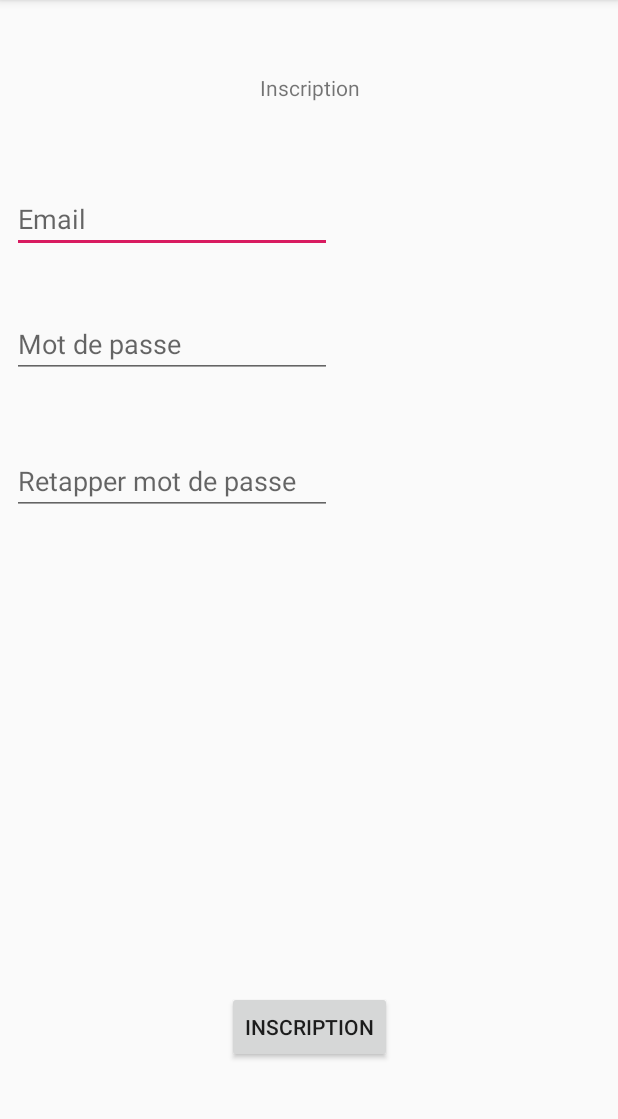
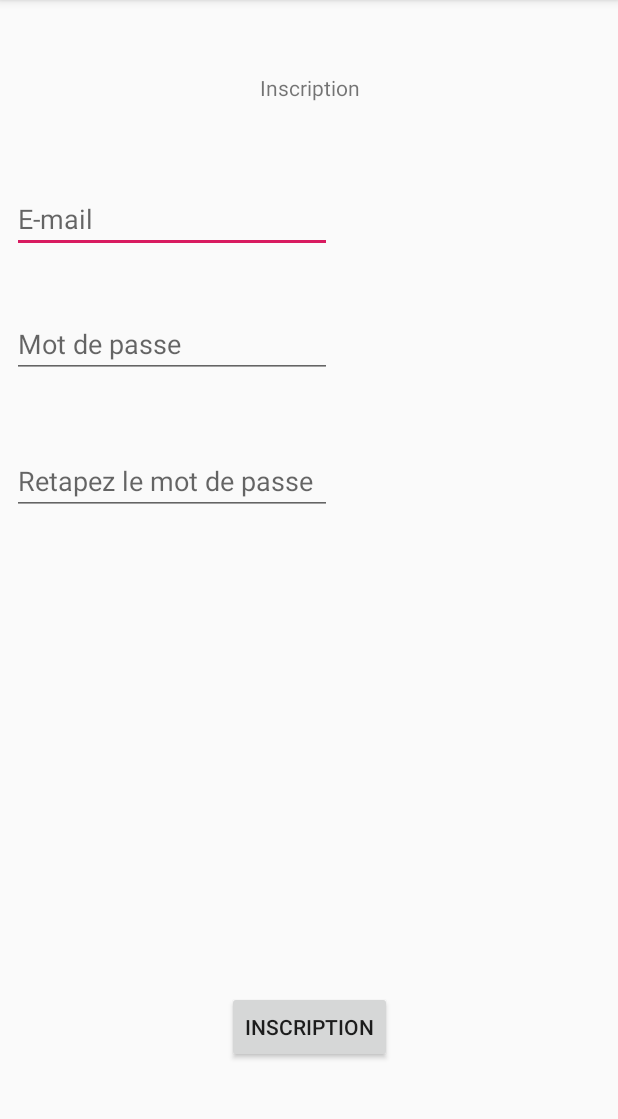
Before and after one commit to modafokerz/loicnels-prjet, an Android app: the InscriptionActivity screen opened directly, with no data from a screen before it, on a phone screen of 412 x 824 dp, the part 84-1203 px from its top. Run offline under Robolectric (Android 15) with nearby library versions, the phone set to English and light mode, and no system bars.

Commit message:
Traductions 2/2 partie login, inscription

```diff
--- a/app/src/main/java/ch/nelson/appdev/InscriptionActivity.java
+++ b/app/src/main/java/ch/nelson/appdev/InscriptionActivity.java
@@ -1,16 +1,23 @@
 package ch.nelson.appdev;
 
+import android.content.SharedPreferences;
+import android.preference.PreferenceManager;
 import android.support.v7.app.AppCompatActivity;
 import android.os.Bundle;
 import android.view.View;
 import android.widget.Button;
 import android.widget.EditText;
+import android.widget.TextView;
 import android.widget.Toast;
 
 public class InscriptionActivity extends AppCompatActivity {
 
 
-
+    private TextView topText;
+    private String errEmpty;
+    private String errEmail;
+    private String errPassword;
+    private String errPassword2;
     /**
      * class qui gère le choix de type d'inscription escort ou client
      * @param savedInstanceState
@@ -25,13 +32,67 @@ public class InscriptionActivity extends AppCompatActivity {
          * Va chercher le boutons et les input(Email et passwd)
          */
         Button nextBtn = findViewById(R.id.inscription_nextBtn);
+        topText = findViewById(R.id.inscription_topText);
+
         final EditText emailInput = findViewById(R.id.inscription_emailInput);
         final EditText passwdInput = findViewById(R.id.inscription_passwdInput);
         final EditText passwdInput2 = findViewById(R.id.inscription_passwdInput2);
 
-        emailInput.setHint("Email");
-        passwdInput.setHint("Mot de passe");
-        passwdInput2.setHint("Retapper mot de passe");
+        SharedPreferences mPreferences  = PreferenceManager.getDefaultSharedPreferences(this);
+        SharedPreferences.Editor mEditor = mPreferences.edit();
+
+        String langPref = mPreferences.getString(getString(R.string.SP_langPref_Key),"");
+
+        // Language par défaut fr
+        if(langPref.equals(""))
+            mEditor.putString(getString(R.string.SP_langPref_Key),getString(R.string.SP_langPref_frValue));
+
+        /**
+         * Traduction des éléments
+         */
+        emailInput.setHint("E-mail");
+
+        switch(langPref){
+            case "en":
+                topText.setText(getString(R.string.inscription_en_str));
+                passwdInput.setHint(getString(R.string.inscription_en_passwd));
+                passwdInput2.setHint(getString(R.string.inscription_en_passwd2));
+                errEmpty = getString(R.string.inscription_en_err_empty);
+                errEmail = getString(R.string.inscription_en_err_email);
+                errPassword = getString(R.string.inscription_en_err_passwd);
+                errPassword2 = getString(R.string.inscription_en_err_passwd2);
+                break;
+            case "de":
+                topText.setText(getString(R.string.inscription_de_str));
+                passwdInput.setHint(getString(R.string.inscription_de_passwd));
+                passwdInput2.setHint(getString(R.string.inscription_de_passwd2));
+                errEmpty = getString(R.string.inscription_de_err_empty);
+                errEmail = getString(R.string.inscription_de_err_email);
+                errPassword = getString(R.string.inscription_de_err_passwd);
+                errPassword2 = getString(R.string.inscription_de_err_passwd2);
+                break;
+            case "ita":
+                topText.setText(getString(R.string.inscription_ita_str));
+                passwdInput.setHint(getString(R.string.inscription_ita_passwd));
+                passwdInput2.setHint(getString(R.string.inscription_ita_passwd2));
+                errEmpty = getString(R.string.inscription_ita_err_empty);
+                errEmail = getString(R.string.inscription_ita_err_email);
+                errPassword = getString(R.string.inscription_ita_err_passwd);
+                errPassword2 = getString(R.string.inscription_ita_err_passwd2);
+                break;
+            default:
+                topText.setText(getString(R.string.inscription_fr_str));
+                passwdInput.setHint(getString(R.string.inscription_fr_passwd));
+                passwdInput2.setHint(getString(R.string.inscription_fr_passwd2));
+                errEmpty = getString(R.string.inscription_fr_err_empty);
+                errEmail = getString(R.string.inscription_fr_err_email);
+                errPassword = getString(R.string.inscription_fr_err_passwd);
+                errPassword2 = getString(R.string.inscription_fr_err_passwd2);
+                break;
+        }
+
+
+
 
         /**
          * Ajoute l'action au bouton next et test les valeurs entrées :
@@ -47,17 +108,17 @@ public class InscriptionActivity extends AppCompatActivity {
                 String passwd = passwdInput.getText().toString();
                 String passwd2 = passwdInput2.getText().toString();
 
-                String text = getString(R.string.inscription_fr_str);
+
 
                 String type = "register";
 
                 if(email.length()==0 || passwd.length()==0)
-                    Toast.makeText(getApplicationContext(),text, Toast.LENGTH_SHORT).show();
+                    Toast.makeText(getApplicationContext(),errEmpty, Toast.LENGTH_SHORT).show();
                 else {
                     if(!isValidEmail(email)){
-                        Toast.makeText(getApplicationContext(),getString(R.string.inscription_fr_err_email), Toast.LENGTH_SHORT).show();
+                        Toast.makeText(getApplicationContext(),errEmail, Toast.LENGTH_SHORT).show();
                     } else if (passwd.length()<6){
-                        Toast.makeText(getApplicationContext(),getString(R.string.inscription_fr_err_passwd), Toast.LENGTH_SHORT).show();
+                        Toast.makeText(getApplicationContext(),errPassword, Toast.LENGTH_SHORT).show();
                     } else {
                         if (passwd.equals(passwd2))
                         {
@@ -67,7 +128,7 @@ public class InscriptionActivity extends AppCompatActivity {
                             finish();
                         }
                         else
-                            Toast.makeText(getApplicationContext(),getString(R.string.inscription_fr_err_passwd2), Toast.LENGTH_SHORT).show();
+                            Toast.makeText(getApplicationContext(),errPassword2, Toast.LENGTH_SHORT).show();
                     }
                 }
 
--- a/app/src/main/res/values/strings.xml
+++ b/app/src/main/res/values/strings.xml
@@ -37,6 +37,7 @@
     <!-- inscription STRINGS -->
     <string name="inscription_fr_str">Inscription</string>
     <string name="inscription_fr_passwd">Mot de passe</string>
+    <string name="inscription_fr_passwd2">Retapez le mot de passe</string>
     <string name="inscription_fr_err_empty">Un ou plusieurs champs sont vides</string>
     <string name="inscription_fr_err_email">Email invalide</string>
     <string name="inscription_fr_err_passwd">Min 6 caractères pour le mot de passe</string>
@@ -47,6 +48,7 @@
 
     <string name="inscription_ita_str">Registrazione</string>
     <string name="inscription_ita_passwd">Password</string>
+    <string name="inscription_ita_passwd2">Ripeti la password di nuovo</string>
     <string name="inscription_ita_err_empty">L\'indirizzo email e password sono obbligatori</string>
     <string name="inscription_ita_err_email">L\'indirizzo email non è valido</string>
     <string name="inscription_ita_err_passwd">Min. 6 caratteri per la password</string>
@@ -54,6 +56,28 @@
     <string name="inscription_ita_err_inscr">L\'e-mail è già utilizzata</string>
     <string name="inscription_ita_err_inscr2">Errore, contattare un amministratore</string>
     <string name="inscription_ita_inscrOk">Sei ora registrato</string>
+
+    <string name="inscription_en_str">Register</string>
+    <string name="inscription_en_passwd">Password</string>
+    <string name="inscription_en_passwd2">Type the password again</string>
+    <string name="inscription_en_err_empty">You have to enter an email address and password</string>
+    <string name="inscription_en_err_email">The email address isn\'t valid</string>
+    <string name="inscription_en_err_passwd">Min. 6 characters needed for the password</string>
+    <string name="inscription_en_err_passwd2">The passwords are different</string>
+    <string name="inscription_en_err_inscr">E-mail already used</string>
+    <string name="inscription_en_err_inscr2">Error, please contact an admin.</string>
+    <string name="inscription_en_inscrOk">You are successfully registered</string>
+
+    <string name="inscription_de_str">Inschrift</string>
+    <string name="inscription_de_passwd">Password</string>
+    <string name="inscription_de_passwd2">Geben Sie das Passwort erneut ein</string>
+    <string name="inscription_de_err_empty">Du musst eine E-Mail-Adresse und Password eingeben.</string>
+    <string name="inscription_de_err_email">Die E-Mail-Adresse ist nicht gültig</string>
+    <string name="inscription_de_err_passwd">Min. 6 Zeichen für das Passwort erforderlich</string>
+    <string name="inscription_de_err_passwd2">Die Passwörter sind unterschiedlich.</string>
+    <string name="inscription_de_err_inscr">E-Mail bereits verwendet</string>
+    <string name="inscription_de_err_inscr2">Fehler, bitte kontaktieren Sie einen Admin.</string>
+    <string name="inscription_de_inscrOk">Du bist erfolgreich registriert</string>
 
 
     <!-- password reset Strings -->
```
